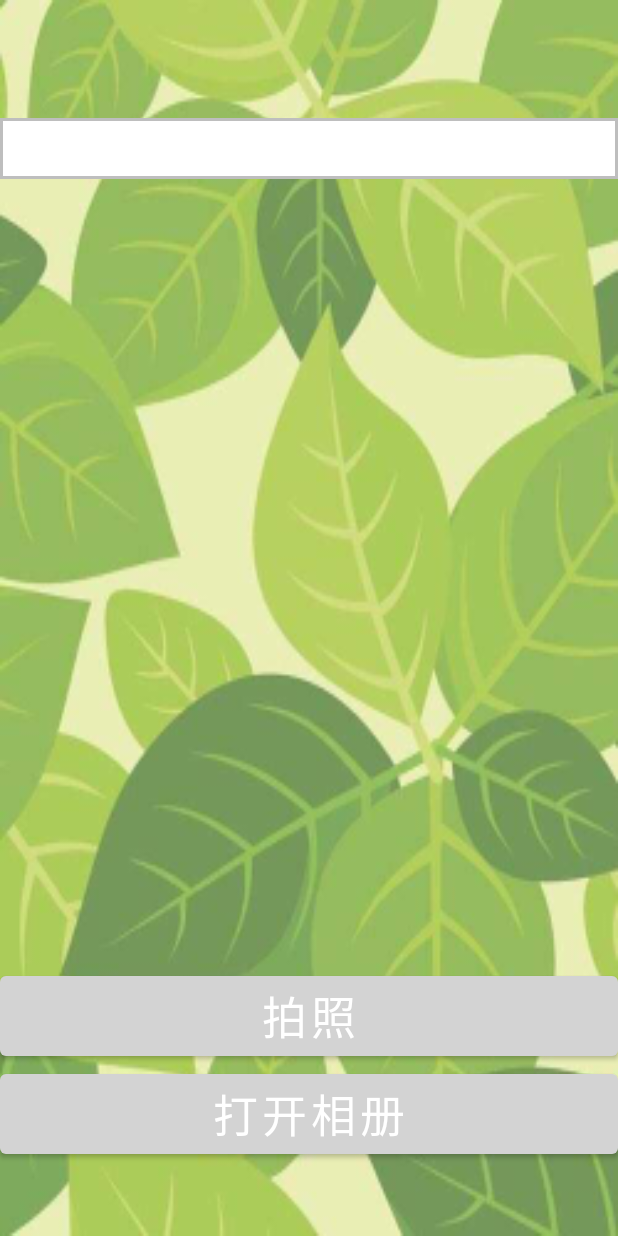
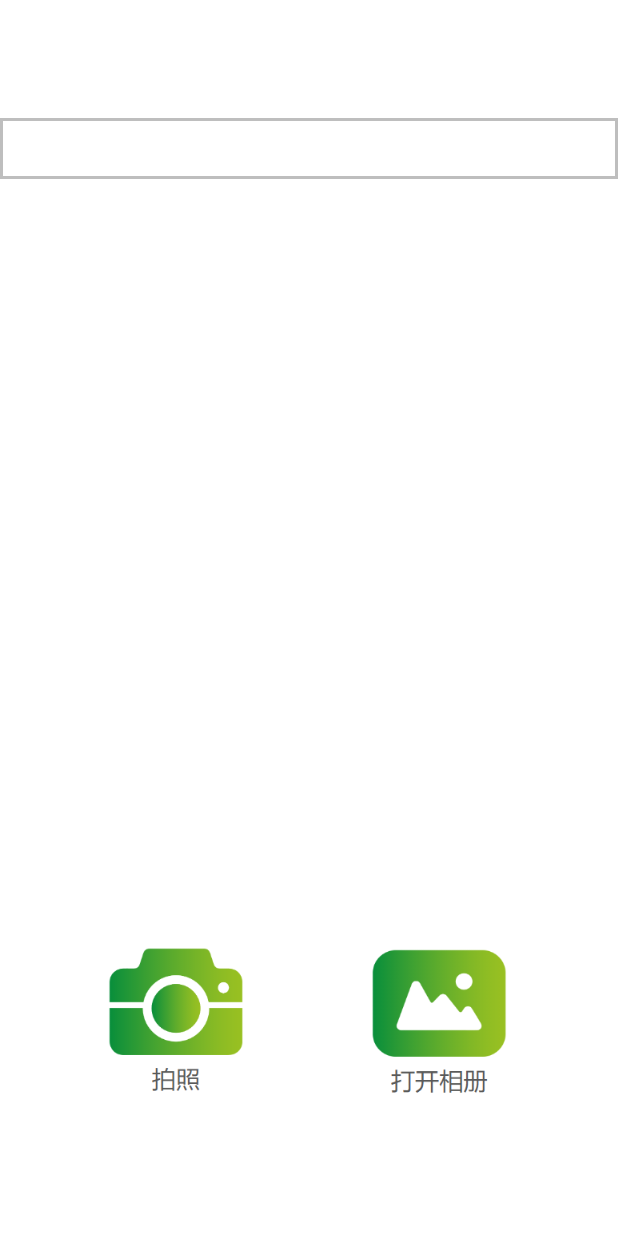
Before and after one commit to Eclipsezty/PlantDiseaseDetection-Android, an Android app: the layout activity_main.xml on its own in the app's theme, with its tools: preview values and no code run, on a phone screen of 412 x 824 dp. Run offline under Robolectric (Android 15) with nearby library versions, the phone set to English and light mode, and no system bars.

Commit message:
Alter buttons

```diff
--- a/app/src/main/java/com/example/android/MainActivity.java
+++ b/app/src/main/java/com/example/android/MainActivity.java
@@ -7,6 +7,7 @@ import androidx.annotation.RequiresApi;
 import androidx.appcompat.app.AppCompatActivity;
 import androidx.core.content.FileProvider;
 
+import android.annotation.SuppressLint;
 import android.content.Intent;
 import android.graphics.Bitmap;
 import android.graphics.BitmapFactory;
@@ -22,6 +23,7 @@ import android.view.Menu;
 import android.view.MenuItem;
 import android.view.View;
 import android.widget.Button;
+import android.widget.ImageButton;
 import android.widget.ImageView;
 import android.widget.TextView;
 import android.widget.Toast;
@@ -43,8 +45,8 @@ public class MainActivity extends AppCompatActivity {
 
     private TextView replyMsg;
     ImageView img_photo;
-    private Button capture;
-    private Button openAlbum;
+    private ImageButton capture;
+    private ImageButton openAlbum;
     final int TAKE_PHOTO = 1;
     Uri imageUri;
     File outputImage;
@@ -90,11 +92,15 @@ public class MainActivity extends AppCompatActivity {
     }
 
 
+//    @SuppressLint("WrongViewCast")
     private void initViews() {
         img_photo = findViewById(R.id.img_photo);
         replyMsg = findViewById(R.id.replyMsg);
         capture = findViewById(R.id.capture);
         openAlbum = findViewById(R.id.openAlbum);
+
+        replyMsg.setText("欢迎使用水稻疾病检测系统"); // Set default display text
+        img_photo.setImageResource(R.mipmap.sample_leaf); // Set default display image
     }
 
     private void openAlbum() {
@@ -263,7 +269,7 @@ public class MainActivity extends AppCompatActivity {
     }
 
     private void startNetThread1() {
-        replyMsg.setText("Loading...");
+        replyMsg.setText("检测中...");
 
         new Thread() {
             @RequiresApi(api = Build.VERSION_CODES.O)
--- a/app/src/main/res/layout/activity_main.xml
+++ b/app/src/main/res/layout/activity_main.xml
@@ -4,20 +4,72 @@
     xmlns:tools="http://schemas.android.com/tools"
     android:layout_width="match_parent"
     android:layout_height="match_parent"
-    android:background="@mipmap/background"
+    android:background="@mipmap/white_bg"
     tools:context=".MainActivity"
     tools:ignore="ExtraText">
 
+    <androidx.constraintlayout.widget.Guideline
+        android:id="@+id/guideline0"
+        android:layout_width="wrap_content"
+        android:layout_height="wrap_content"
+        android:orientation="horizontal"
+        app:layout_constraintGuide_percent="0.75" />
+
+    <androidx.constraintlayout.widget.Guideline
+        android:id="@+id/guideline2"
+        android:layout_width="wrap_content"
+        android:layout_height="wrap_content"
+        android:orientation="horizontal"
+        app:layout_constraintGuide_percent="0.90" />
+
+    <androidx.constraintlayout.widget.Guideline
+        android:id="@+id/guidelineLeft"
+        android:layout_width="wrap_content"
+        android:layout_height="wrap_content"
+        android:orientation="vertical"
+        app:layout_constraintGuide_percent="0.0" /> <!-- Move this guideline to adjust the left margin -->
+
+    <androidx.constraintlayout.widget.Guideline
+        android:id="@+id/guidelineRight"
+        android:layout_width="wrap_content"
+        android:layout_height="wrap_content"
+        android:orientation="vertical"
+        app:layout_constraintGuide_percent="1.0" />
+
+<!--    <ImageView-->
+<!--        android:id="@+id/img_photo"-->
+<!--        android:layout_width="match_parent"-->
+<!--        android:layout_height="wrap_content"-->
+<!--        app:layout_constraintBottom_toTopOf="@id/capture"-->
+<!--        app:layout_constraintEnd_toEndOf="parent"-->
+<!--        app:layout_constraintStart_toStartOf="parent"-->
+<!--        app:layout_constraintTop_toBottomOf="@+id/replyMsg" />-->
+<!--        &lt;!&ndash;tools:ignore="MissingConstraints"&ndash;&gt;-->
+<!--        />-->
+
     <ImageView
         android:id="@+id/img_photo"
-        android:layout_width="match_parent"
-        android:layout_height="wrap_content"
+        android:layout_width="350dp"
+        android:layout_height="350dp"
         app:layout_constraintBottom_toTopOf="@id/capture"
         app:layout_constraintEnd_toEndOf="parent"
         app:layout_constraintStart_toStartOf="parent"
         app:layout_constraintTop_toBottomOf="@+id/replyMsg" />
-        <!--tools:ignore="MissingConstraints"-->
-        />
+    <!--tools:ignore="MissingConstraints"-->
+    />
+
+<!--    <ImageView-->
+<!--        android:id="@+id/img_photo"-->
+<!--        android:layout_width="200dp" -->
+<!--        android:layout_height="200dp"  &lt;!&ndash; Fixed height &ndash;&gt;-->
+<!--        android:src="@mipmap/sample_leaf"-->
+<!--        android:scaleType="centerCrop"  &lt;!&ndash; This ensures the image is scaled to fill the bounds, while maintaining its aspect ratio &ndash;&gt;-->
+<!--        app:layout_constraintBottom_toTopOf="@id/capture"-->
+<!--        app:layout_constraintEnd_toEndOf="parent"-->
+<!--        app:layout_constraintStart_toStartOf="parent"-->
+<!--        app:layout_constraintTop_toBottomOf="@+id/replyMsg" />-->
+
+
 
     <TextView
         android:id="@+id/replyMsg"
@@ -32,29 +84,45 @@
         app:layout_constraintVertical_bias="0.1"
         tools:layout_editor_absoluteX="0dp" />
 
-    <Button
+<!--    <ImageButton-->
+<!--        android:id="@+id/capture"-->
+<!--        android:layout_width="0dp"-->
+<!--        android:layout_height="wrap_content"-->
+<!--        android:src="@mipmap/icon_camera"-->
+<!--        android:scaleX="0.8"-->
+<!--        android:scaleY="0.8"-->
+<!--        android:scaleType="fitCenter"-->
+<!--        android:adjustViewBounds="true"-->
+<!--        app:layout_constraintStart_toEndOf="@+id/guidelineLeft"-->
+<!--        app:layout_constraintStart_toStartOf="parent"-->
+<!--        app:layout_constraintTop_toTopOf="@+id/guideline0" />-->
+
+
+    <ImageButton
         android:id="@+id/capture"
-        android:layout_width="match_parent"
+        android:layout_width="wrap_content"
         android:layout_height="wrap_content"
-        android:text="拍照"
-        android:textSize="30sp"
-        app:layout_constraintBottom_toBottomOf="parent"
-        app:layout_constraintTop_toTopOf="parent"
-        app:layout_constraintVertical_bias=".85"
-        tools:ignore="MissingConstraints" />
+        android:background="@mipmap/icon_camera"
+        android:padding="0dp"
+        android:scaleX="0.8"
+        android:scaleY="0.8"
+        app:layout_constraintStart_toEndOf="@+id/guidelineLeft"
+        app:layout_constraintTop_toTopOf="@+id/guideline0"
+        app:layout_constraintEnd_toStartOf="@+id/openAlbum"
+        app:layout_constraintBottom_toTopOf="@+id/guideline2" />
 
-    <Button
+
+    <ImageButton
         android:id="@+id/openAlbum"
-        android:layout_width="match_parent"
+        android:layout_width="wrap_content"
         android:layout_height="wrap_content"
-        android:text="打开相册"
-        android:textSize="30sp"
-        app:layout_constraintBottom_toBottomOf="parent"
-        app:layout_constraintEnd_toEndOf="parent"
-        app:layout_constraintHorizontal_bias="0.0"
-        app:layout_constraintStart_toStartOf="parent"
-        app:layout_constraintTop_toBottomOf="@+id/capture"
-        app:layout_constraintVertical_bias=".0" />
-    <!--app:layout_constraintVertical_bias=".95"--> />
+        android:background="@mipmap/icon_album"
+        android:padding="0dp"
+        android:scaleX="0.8"
+        android:scaleY="0.8"
+        app:layout_constraintEnd_toStartOf="@+id/guidelineRight"
+        app:layout_constraintTop_toTopOf="@+id/guideline0"
+        app:layout_constraintStart_toEndOf="@+id/capture"
+        app:layout_constraintBottom_toTopOf="@+id/guideline2" />
 
 </androidx.constraintlayout.widget.ConstraintLayout>
```
Also changed, not shown: app/src/main/res/mipmap-hdpi/icon_album.png (added), app/src/main/res/mipmap-hdpi/icon_camera.png (added), app/src/main/res/mipmap-hdpi/sample_leaf.png (renamed from app/src/main/res/mipmap-hdpi/img.png), app/src/main/res/mipmap-hdpi/white_bg.png (added).
